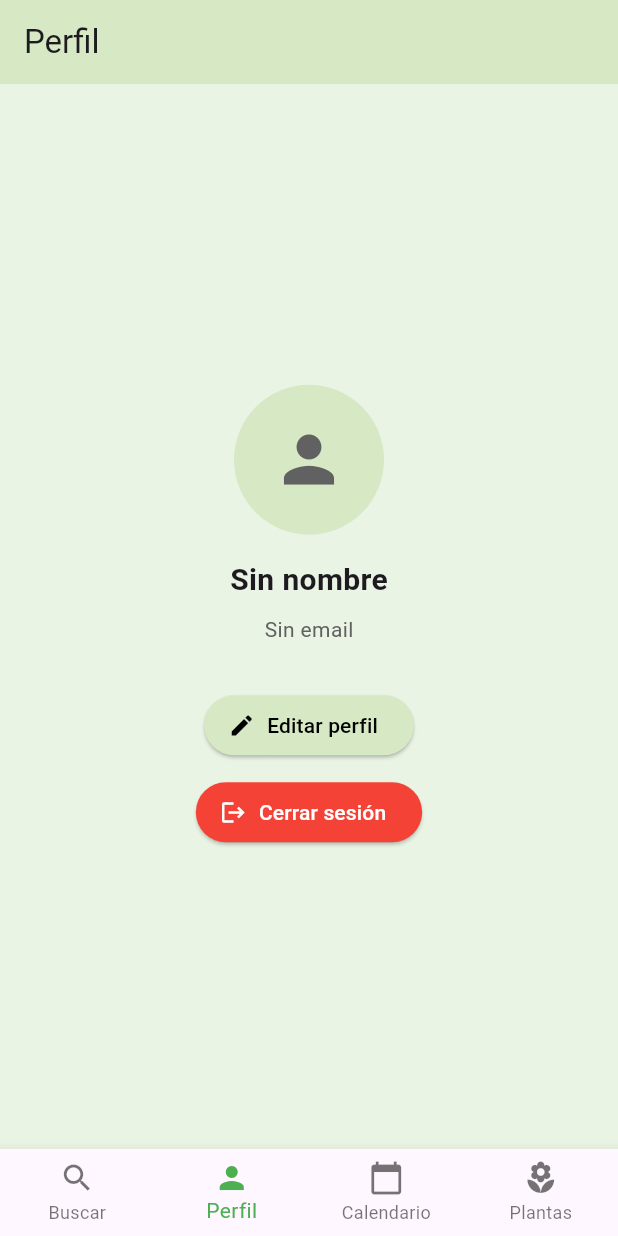
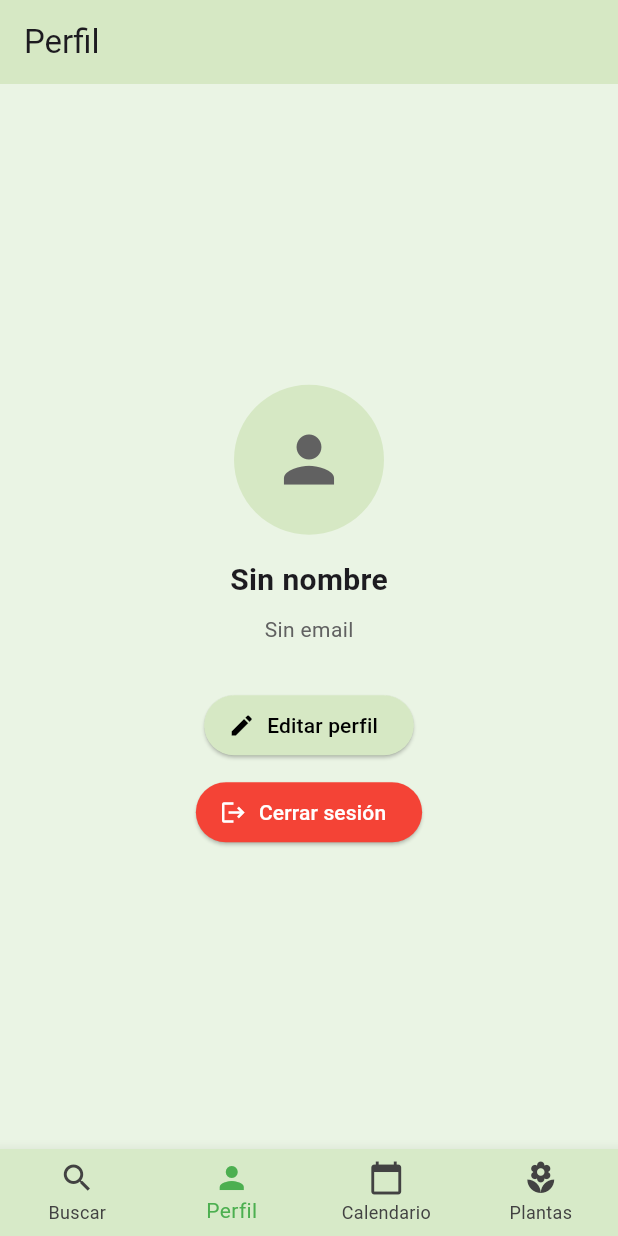
Before and after one commit to mrami8/leafy_app_flutter, a Flutter app: the MainScreen screen opened directly, item 2 of the bottom bar chosen, on a phone screen of 412 x 824 dp. Run offline on Flutter 3.47's test engine with Material 3 defaults, Android fonts, the phone set to English and light mode, and no system bars; our stand-ins replace image_picker, supabase_flutter, table_calendar; accounts and stored records are empty.

Commit message:
colores menu bien

```diff
--- a/lib/main_screen.dart
+++ b/lib/main_screen.dart
@@ -13,15 +13,14 @@ class MainScreen extends StatefulWidget {
 }
 
 class _MainScreenState extends State<MainScreen> {
-  int _selectedIndex =
-      0; // Índice actual de la pestaña seleccionada (0 = Buscar)
+  int _selectedIndex = 0; // Índice actual de la pestaña seleccionada (0 = Buscar)
 
   // Lista de pantallas asociadas a cada pestaña
   final List<Widget> _screens = [
-    SearchScreen(), // Índice 0: Buscar plantas
-    ProfileScreen(), // Índice 1: Perfil del usuario
-    CalendarPage(), // Índice 2: Calendario de cuidados
-    PlantsScreen(), // Índice 3: Jardín del usuario
+    SearchScreen(),    // Índice 0: Buscar plantas
+    ProfileScreen(),   // Índice 1: Perfil del usuario
+    CalendarPage(),    // Índice 2: Calendario de cuidados
+    PlantsScreen(),    // Índice 3: Jardín del usuario
   ];
 
   // Cambia la pestaña activa cuando el usuario pulsa en una del BottomNavigationBar
@@ -35,25 +34,18 @@ class _MainScreenState extends State<MainScreen> {
   Widget build(BuildContext context) {
     return Scaffold(
       body: _screens[_selectedIndex], // Muestra la pantalla seleccionada
-      // Barra de navegación inferior con iconos y etiquetas
       bottomNavigationBar: BottomNavigationBar(
-        currentIndex: _selectedIndex, // Pestaña seleccionada
-        onTap: _onItemTapped, // Manejador al pulsar
-        type:
-            BottomNavigationBarType
-                .fixed, // Estilo fijo (todas las pestañas visibles)
-        selectedItemColor: Colors.green, // Color del icono activo
-        items: [
+        currentIndex: _selectedIndex,
+        onTap: _onItemTapped,
+        type: BottomNavigationBarType.fixed,
+        backgroundColor: const Color(0xFFD7EAC8), // Fondo verde pastel oscuro
+        selectedItemColor: Colors.green, // Ítem activo en blanco
+        unselectedItemColor: Colors.grey[800], // Ítems inactivos en gris oscuro
+        items: const [
           BottomNavigationBarItem(icon: Icon(Icons.search), label: "Buscar"),
           BottomNavigationBarItem(icon: Icon(Icons.person), label: "Perfil"),
-          BottomNavigationBarItem(
-            icon: Icon(Icons.calendar_today),
-            label: "Calendario",
-          ),
-          BottomNavigationBarItem(
-            icon: Icon(Icons.local_florist),
-            label: "Plantas",
-          ),
+          BottomNavigationBarItem(icon: Icon(Icons.calendar_today), label: "Calendario"),
+          BottomNavigationBarItem(icon: Icon(Icons.local_florist), label: "Plantas"),
         ],
       ),
     );
--- a/lib/screens/planta_crecimiento_screen.dart
+++ b/lib/screens/planta_crecimiento_screen.dart
@@ -96,7 +96,7 @@ class _PlantGrowthPageState extends State<PlantGrowthPage> {
                       padding: const EdgeInsets.all(12),
                       gridDelegate:
                           const SliverGridDelegateWithFixedCrossAxisCount(
-                            crossAxisCount: 2, // 2 columnas
+                            crossAxisCount: 1, // 2 columnas
                             crossAxisSpacing: 12,
                             mainAxisSpacing: 12,
                           ),
```
